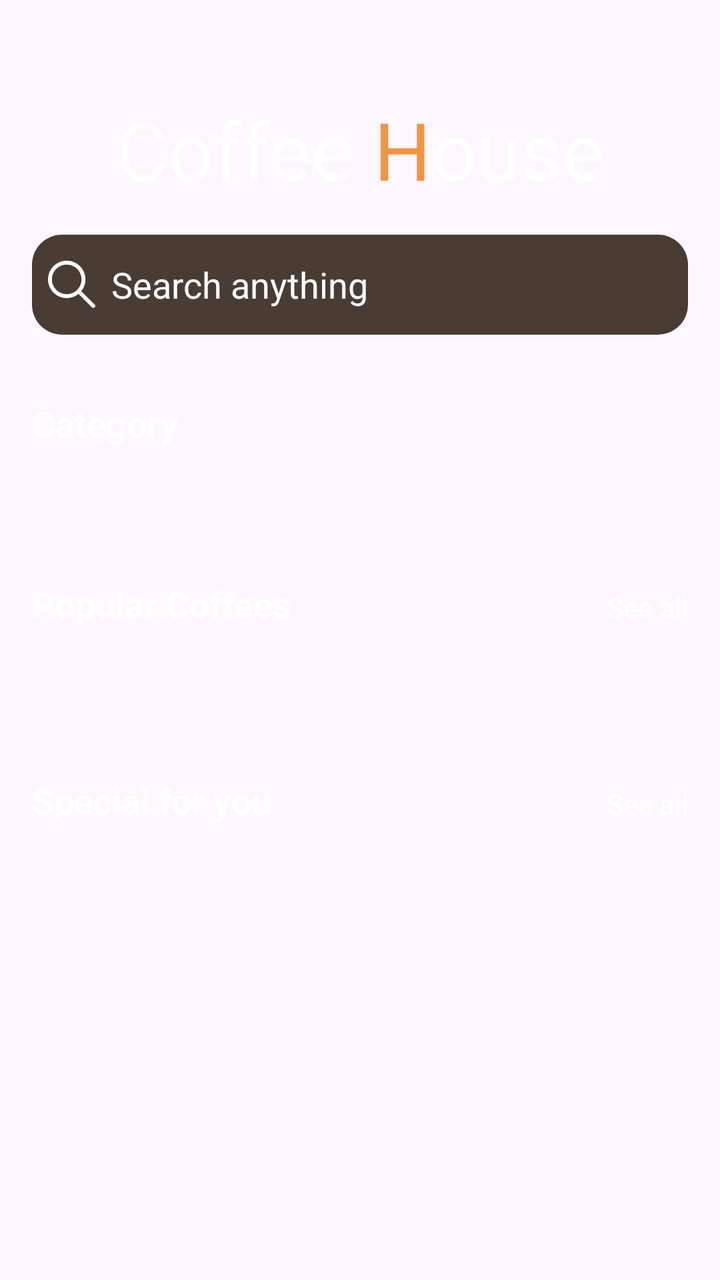
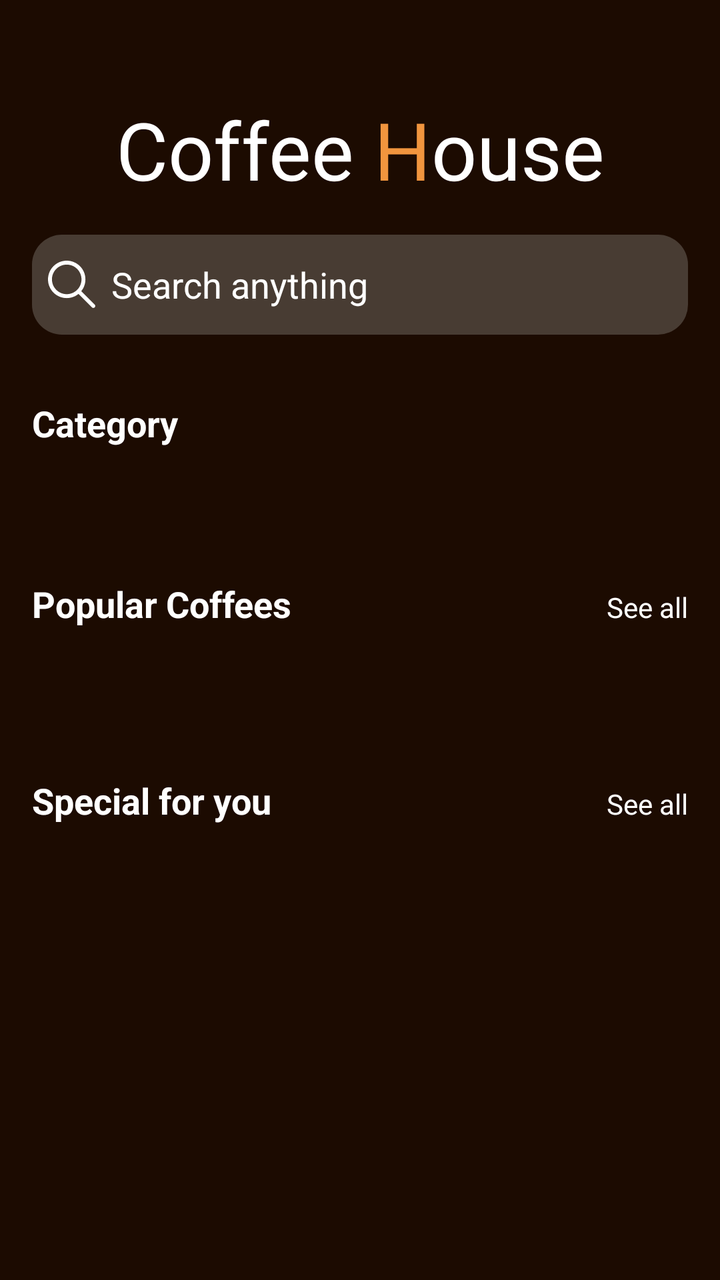

Compare the two renders of this Android layout. The source of the first and the diff that turns it into the second are given below.
<!-- AndroidManifest.xml: application theme Theme.TTLTMobile -->
<!-- res/layout/fragment_home.xml -->
<?xml version="1.0" encoding="utf-8"?>
<androidx.constraintlayout.widget.ConstraintLayout xmlns:android="http://schemas.android.com/apk/res/android"
    xmlns:app="http://schemas.android.com/apk/res-auto"
    xmlns:tools="http://schemas.android.com/tools"
    android:layout_width="match_parent"
    android:layout_height="match_parent"
    tools:context=".ui.home.HomeFragment">

    <androidx.core.widget.NestedScrollView
        android:layout_width="match_parent"
        android:layout_height="match_parent">

        <LinearLayout
            android:layout_width="match_parent"
            android:layout_height="wrap_content"
            android:orientation="vertical"
            android:paddingBottom="100dp">

            <TextView
                android:id="@+id/textView2"
                android:layout_width="match_parent"
                android:layout_height="wrap_content"
                android:layout_marginTop="48dp"
                android:fontFamily="@font/rainbow"
                android:text="@string/coffee_house2"
                android:textAlignment="center"
                android:textColor="@color/white"
                android:textSize="40sp" />

            <EditText
                android:id="@+id/editTextText"
                android:layout_width="match_parent"
                android:layout_height="50dp"
                android:layout_margin="16dp"
                android:background="@drawable/brown_bg"
                android:drawableStart="@drawable/search_icon"
                android:drawablePadding="8dp"
                android:ems="10"
                android:hint="@string/search_anything"
                android:inputType="text"
                android:padding="8dp"
                android:textColor="@color/white"
                android:textColorHint="@color/white" />

            <TextView
                android:id="@+id/textView3"
                android:layout_width="match_parent"
                android:layout_height="wrap_content"
                android:layout_marginStart="16dp"
                android:layout_marginTop="16dp"
                android:text="Category"
                android:textColor="@color/white"
                android:textSize="18sp"
                android:textStyle="bold" />

            <androidx.constraintlayout.widget.ConstraintLayout
                android:layout_width="match_parent"
                android:layout_height="match_parent">

                <androidx.recyclerview.widget.RecyclerView
                    android:id="@+id/recyclerViewCategory"
                    android:layout_width="match_parent"
                    android:layout_height="match_parent"
                    android:clipToPadding="false"
                    android:minHeight="50dp"
                    android:paddingStart="8dp"
                    android:paddingEnd="8dp"
                    app:layout_constraintEnd_toEndOf="parent"
                    app:layout_constraintStart_toStartOf="parent"
                    app:layout_constraintTop_toTopOf="parent" />

                <ProgressBar
                    android:id="@+id/progressBarCategory"
                    style="?android:attr/progressBarStyle"
                    android:layout_width="wrap_content"
                    android:layout_height="wrap_content"
                    android:indeterminateTint="@color/orange"
                    android:indeterminateTintMode="src_in"
                    app:layout_constraintBottom_toBottomOf="@+id/recyclerViewCategory"
                    app:layout_constraintEnd_toEndOf="@+id/recyclerViewCategory"
                    app:layout_constraintStart_toStartOf="@+id/recyclerViewCategory"
                    app:layout_constraintTop_toTopOf="@+id/recyclerViewCategory" />
            </androidx.constraintlayout.widget.ConstraintLayout>

            <LinearLayout
                android:layout_width="match_parent"
                android:layout_height="match_parent"
                android:layout_marginHorizontal="16dp"
                android:layout_marginTop="16dp"
                android:orientation="horizontal">

                <TextView
                    android:id="@+id/textView4"
                    android:layout_width="match_parent"
                    android:layout_height="wrap_content"
                    android:layout_weight="1"
                    android:text="Popular Coffees"
                    android:textColor="@color/white"
                    android:textSize="18sp"
                    android:textStyle="bold" />

                <TextView
                    android:id="@+id/textView5"
                    android:layout_width="wrap_content"
                    android:layout_height="wrap_content"
                    android:text="See all"
                    android:textColor="@color/white" />
            </LinearLayout>

            <androidx.constraintlayout.widget.ConstraintLayout
                android:layout_width="match_parent"
                android:layout_height="match_parent"
                android:layout_marginTop="8dp">

                <androidx.recyclerview.widget.RecyclerView
                    android:id="@+id/recyclerViewPopular"
                    android:layout_width="match_parent"
                    android:layout_height="match_parent"
                    android:clipToPadding="false"
                    android:minHeight="50dp"
                    android:paddingStart="8dp"
                    android:paddingEnd="8dp"
                    app:layout_constraintEnd_toEndOf="parent"
                    app:layout_constraintStart_toStartOf="parent"
                    app:layout_constraintTop_toTopOf="parent" />

                <ProgressBar
                    android:id="@+id/progressBarPopular"
                    style="?android:attr/progressBarStyle"
                    android:layout_width="wrap_content"
                    android:layout_height="wrap_content"
                    android:indeterminateTint="@color/orange"
                    android:indeterminateTintMode="src_in"
                    app:layout_constraintBottom_toBottomOf="@+id/recyclerViewPopular"
                    app:layout_constraintEnd_toEndOf="parent"
                    app:layout_constraintStart_toStartOf="parent"
                    app:layout_constraintTop_toTopOf="@+id/recyclerViewPopular" />
            </androidx.constraintlayout.widget.ConstraintLayout>

            <LinearLayout
                android:layout_width="match_parent"
                android:layout_height="match_parent"
                android:layout_marginHorizontal="16dp"
                android:layout_marginTop="16dp"
                android:orientation="horizontal">

                <TextView
                    android:layout_width="match_parent"
                    android:layout_height="wrap_content"
                    android:layout_weight="1"
                    android:text="@string/special_for_you"
                    android:textColor="@color/white"
                    android:textSize="18sp"
                    android:textStyle="bold" />

                <TextView
                    android:layout_width="wrap_content"
                    android:layout_height="wrap_content"
                    android:text="See all"
                    android:textColor="@color/white" />
            </LinearLayout>

            <androidx.constraintlayout.widget.ConstraintLayout
                android:layout_width="match_parent"
                android:layout_height="match_parent"
                android:layout_marginTop="8dp">

                <androidx.recyclerview.widget.RecyclerView
                    android:id="@+id/recyclerViewSpecial"
                    android:layout_width="match_parent"
                    android:layout_height="match_parent"
                    android:clipToPadding="false"
                    android:minHeight="50dp"
                    android:paddingStart="8dp"
                    android:paddingEnd="8dp"
                    app:layout_constraintEnd_toEndOf="parent"
                    app:layout_constraintStart_toStartOf="parent"
                    app:layout_constraintTop_toTopOf="parent" />

                <ProgressBar
                    android:id="@+id/progressBarSpecial"
                    style="?android:attr/progressBarStyle"
                    android:layout_width="wrap_content"
                    android:layout_height="wrap_content"
                    android:indeterminateTint="@color/orange"
                    android:indeterminateTintMode="src_in"
                    app:layout_constraintBottom_toBottomOf="@+id/recyclerViewSpecial"
                    app:layout_constraintEnd_toEndOf="parent"
                    app:layout_constraintStart_toStartOf="parent"
                    app:layout_constraintTop_toTopOf="@+id/recyclerViewSpecial" />
            </androidx.constraintlayout.widget.ConstraintLayout>
        </LinearLayout>
    </androidx.core.widget.NestedScrollView>
</androidx.constraintlayout.widget.ConstraintLayout>
<!-- resources referenced by this layout -->
<resources>
  <color name="orange">#f1953e</color>
  <color name="white">#FFFFFFFF</color>
  <!-- drawable brown_bg (drawable) -->
  <?xml version="1.0" encoding="utf-8"?>
  <selector xmlns:android="http://schemas.android.com/apk/res/android">
  <item>
      <shape android:shape="rectangle">
          <solid android:color="@color/brown"/>
          <corners android:radius="15dp"/>
      </shape>
  </item>
  </selector>
  <!-- drawable search_icon: png bitmap (drawable-hdpi, 765 bytes) -->
  <string name="coffee_house2">Coffee <font color="#F1953e">H</font>ouse</string>
  <string name="search_anything">Search anything</string>
  <string name="special_for_you">Special for you</string>
  <style name="Theme.TTLTMobile" parent="Base.Theme.TTLTMobile" />
  <color name="brown">#483c33</color>
  <style name="Base.Theme.TTLTMobile" parent="Theme.Material3.DayNight.NoActionBar">
          
          
      </style>
</resources>

<!-- the commit's change to res/layout/fragment_home.xml (unified diff, before → after) -->
@@ -4,6 +4,7 @@
     xmlns:tools="http://schemas.android.com/tools"
     android:layout_width="match_parent"
     android:layout_height="match_parent"
+    android:background="@color/darkBrown"
     tools:context=".ui.home.HomeFragment">
 
     <androidx.core.widget.NestedScrollView
<!-- resource entries referenced after the edit -->
@@ -1,5 +1,6 @@
 <!-- resources referenced by this layout -->
 <resources>
+  <color name="darkBrown">#1c0b01</color>
   <color name="orange">#f1953e</color>
   <color name="white">#FFFFFFFF</color>
   <!-- drawable brown_bg (drawable) -->
